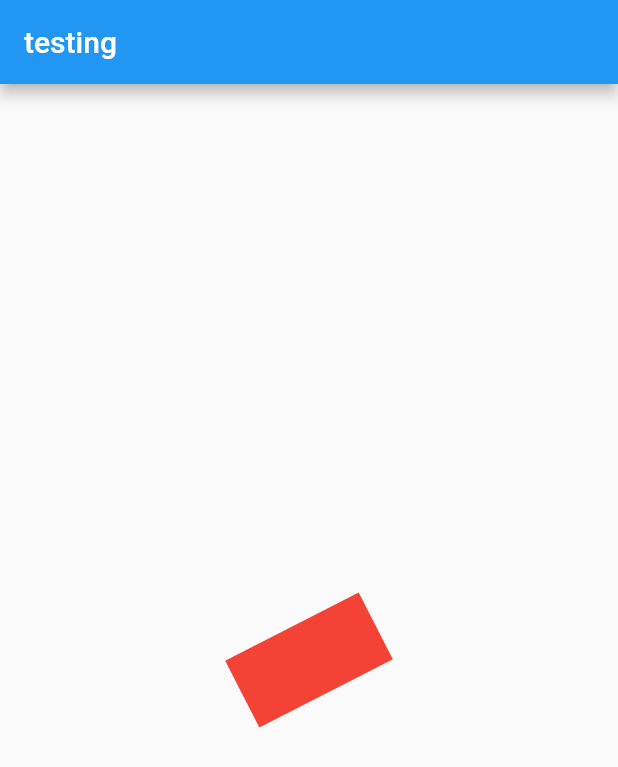
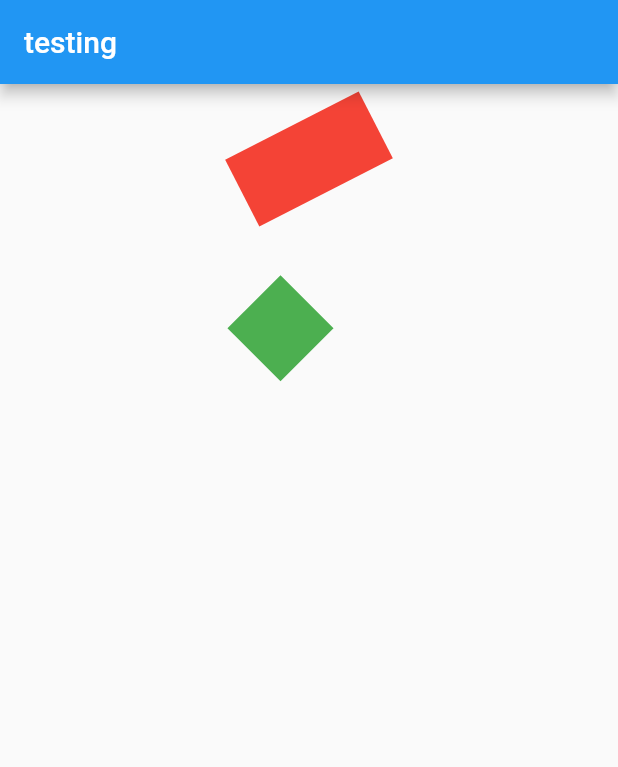
Before and after one commit to politebarista/WidgetsTesting, a Flutter app: the screen it shows after launch, on a phone screen of 412 x 824 dp. Shown: the top 767 px of the screen. Run offline on Flutter 3.47's test engine with Material 2 defaults, Android fonts, the phone set to English and light mode, and no system bars; our stand-ins replace google_maps_flutter.

Commit message:
still playing with animations

```diff
--- a/lib/animation_test.dart
+++ b/lib/animation_test.dart
@@ -1,5 +1,7 @@
 import 'package:flutter/cupertino.dart';
 import 'package:flutter/material.dart';
+
+import 'dart:math' as math;
 
 class AnimationTest extends StatefulWidget {
   const AnimationTest({Key key}) : super(key: key);
@@ -8,14 +10,17 @@ class AnimationTest extends StatefulWidget {
   _AnimationTestState createState() => _AnimationTestState();
 }
 
-class _AnimationTestState extends State<AnimationTest> with SingleTickerProviderStateMixin {
+class _AnimationTestState extends State<AnimationTest>
+    with SingleTickerProviderStateMixin {
   AnimationController _controller;
 
   @override
   void initState() {
     super.initState();
 
-    _controller = AnimationController(vsync: this, duration: Duration(seconds: 2))..repeat();
+    _controller =
+        AnimationController(vsync: this, duration: Duration(seconds: 2))
+          ..repeat();
   }
 
   double defAngle = 15;
@@ -26,7 +31,9 @@ class _AnimationTestState extends State<AnimationTest> with SingleTickerProvider
       height: double.infinity,
       width: double.infinity,
       child: Center(
-        child: AnimatedBuilder(
+        child: Column(
+          children: [
+            AnimatedBuilder(
               animation: _controller,
               builder: (_, child) {
                 return Transform.rotate(
@@ -40,6 +47,23 @@ class _AnimationTestState extends State<AnimationTest> with SingleTickerProvider
                 color: Colors.red,
               ),
             ),
+            SizedBox(
+              height: 30,
+            ),
+            AnimatedContainer(
+              duration: Duration(seconds: 2),
+              transform: Matrix4.identity()
+                ..translate(12 / 2, 12 / 2)
+                ..multiply(Matrix4.rotationZ(math.pi / 4))
+                ..translate(-12 / 2,- 12 / 2),
+              child: Container(
+                width: 50,
+                height: 50,
+                color: Colors.green,
+              ),
+            )
+          ],
+        ),
       ),
     );
   }
```
Lines whose indentation alone changed are shown as unchanged.
